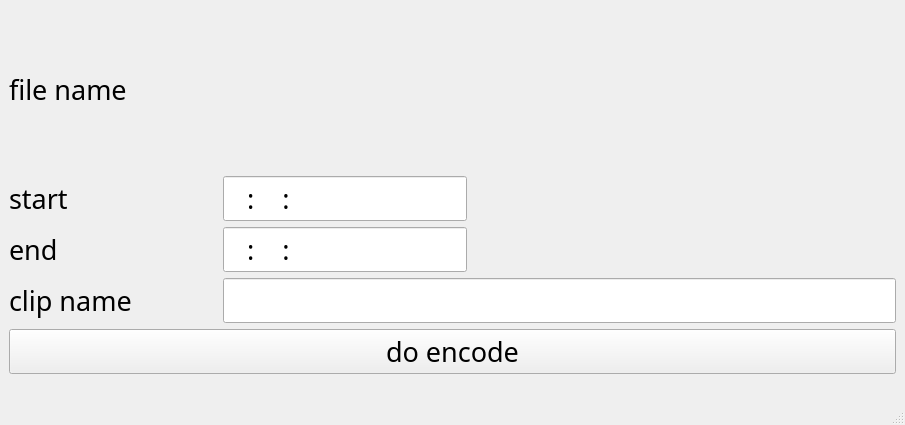
The window that resource/gui_ffmpeg_main.ui (ironcpa/utils) describes before a commit, drawn with Qt 5.
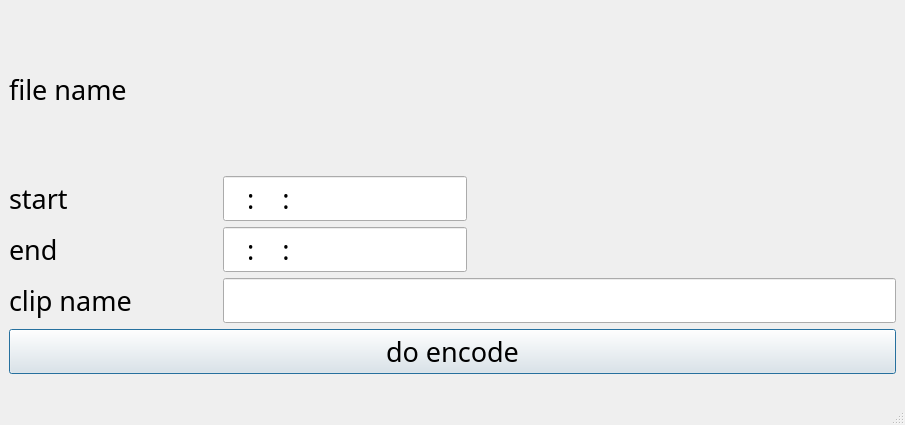
The same window after the commit.

Commit message: bugfix ffmpeg command

Diff of the .ui file:
```diff
--- a/resource/gui_ffmpeg_main.ui
+++ b/resource/gui_ffmpeg_main.ui
@@ -94,6 +94,12 @@
       <property name="text">
        <string>do encode</string>
       </property>
+      <property name="autoDefault">
+       <bool>true</bool>
+      </property>
+      <property name="default">
+       <bool>true</bool>
+      </property>
      </widget>
     </item>
    </layout>
```
Left out of the diff: 2 changed lines with no effect on the pictures. The commit also changes 3 other files.
